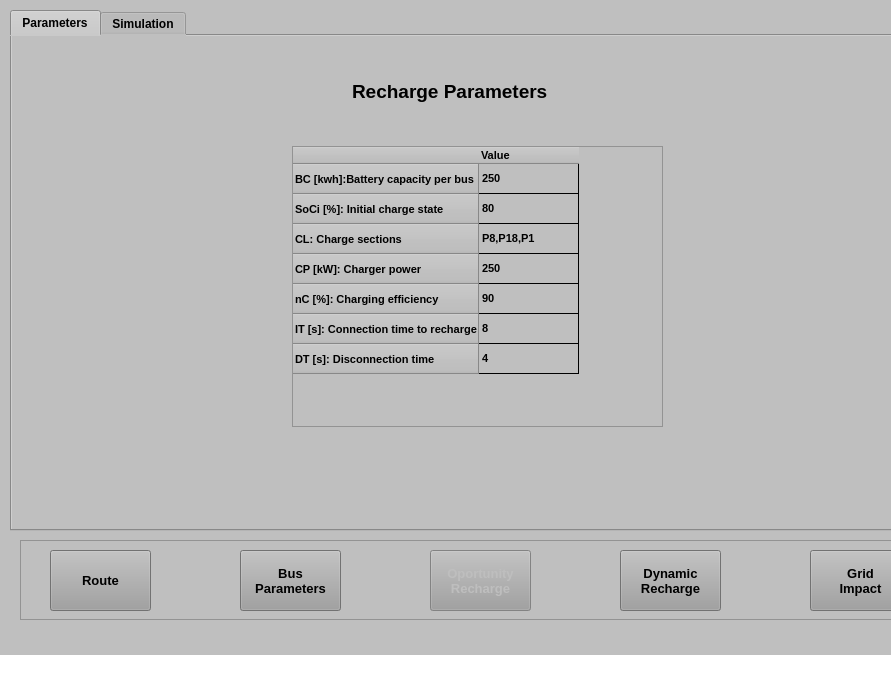
The window that UI/InterfaceOportunity.ui (Potter-Gryffindor/Proyecto-Final) describes before a commit, drawn with Qt 5.
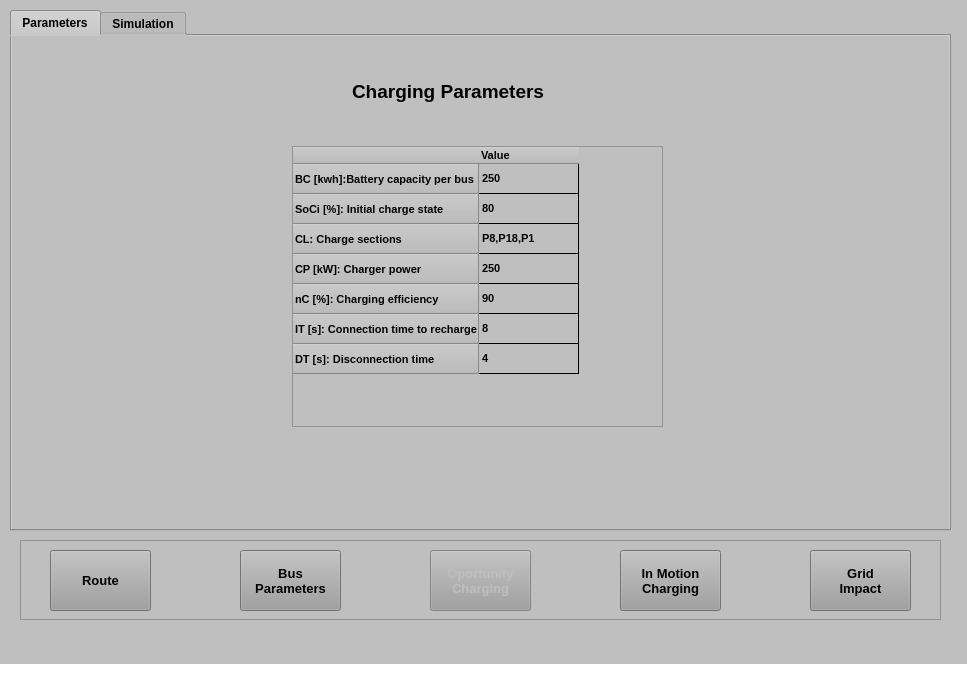
The same window after the commit. The open tabs and pages were chosen to show the change. Icons and pictures are not drawn.

Commit message: Prediseño Interfaz Gráfica V.1

Patch:
```diff
--- a/UI/InterfaceOportunity.ui
+++ b/UI/InterfaceOportunity.ui
@@ -6,8 +6,8 @@
    <rect>
     <x>0</x>
     <y>0</y>
-    <width>891</width>
-    <height>677</height>
+    <width>967</width>
+    <height>686</height>
    </rect>
   </property>
   <property name="palette">
@@ -666,8 +666,8 @@
       <string notr="true">background-color: rgb(159, 159, 159);</string>
      </property>
      <property name="text">
-      <string>Dynamic
-Recharge</string>
+      <string>In Motion
+Charging</string>
      </property>
     </widget>
     <widget class="QPushButton" name="OportunityButton">
@@ -698,7 +698,7 @@
      </property>
      <property name="text">
       <string>Oportunity
-Recharge</string>
+Charging</string>
      </property>
     </widget>
     <widget class="QPushButton" name="GridButton">
@@ -781,7 +781,7 @@
        </font>
       </property>
       <property name="text">
-       <string>Recharge Parameters</string>
+       <string>Charging Parameters</string>
       </property>
      </widget>
      <widget class="QTableWidget" name="FleetParametersTable">
```
Left out of the diff: 10 changed lines with no effect on the pictures. The commit also changes 5 other files.
